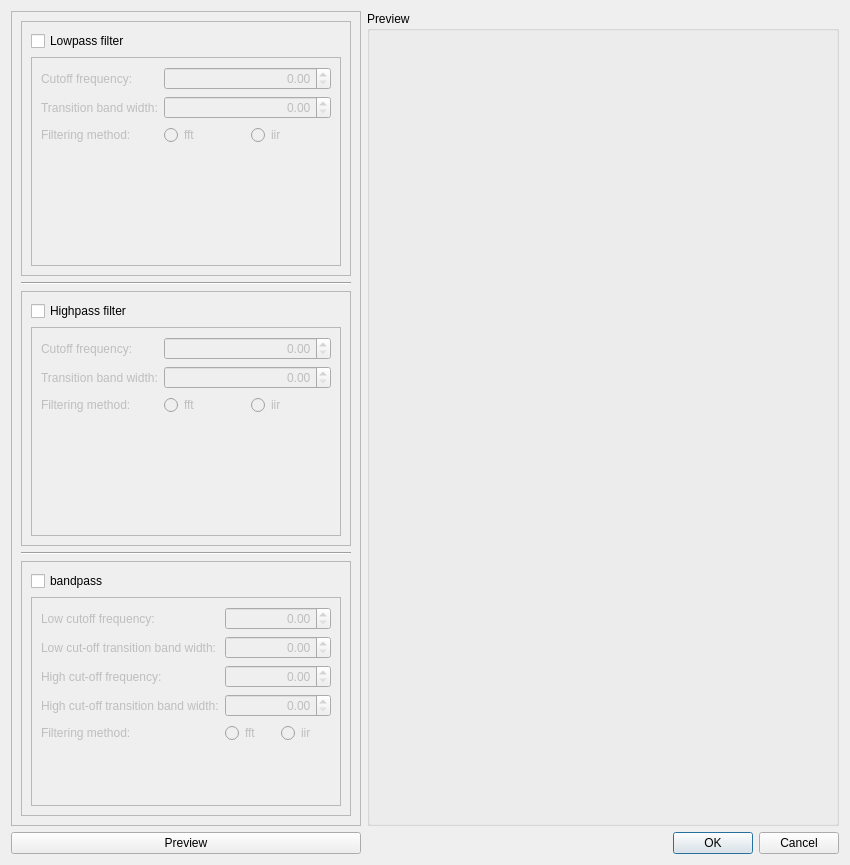
Qt form meggie/ui/qt4Designer_ui_files/filterDialog.ui (cibr-jyu/meggie) before a commit.
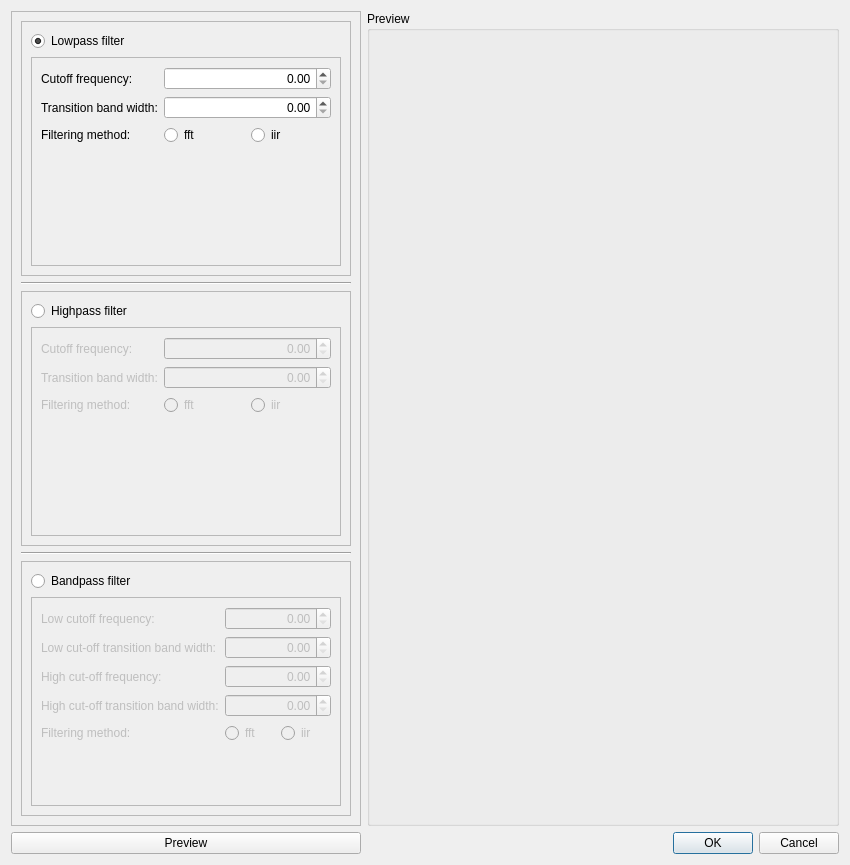
The same form after that commit. Custom widgets are drawn as their Qt base class.

```diff
--- a/meggie/ui/qt4Designer_ui_files/filterDialog.ui
+++ b/meggie/ui/qt4Designer_ui_files/filterDialog.ui
@@ -82,17 +82,10 @@
          <enum>QFrame::Raised</enum>
         </property>
         <layout class="QGridLayout" name="gridLayout_3">
-         <item row="0" column="0">
-          <widget class="QCheckBox" name="checkBoxLowpass">
-           <property name="text">
-            <string>Lowpass filter</string>
-           </property>
-          </widget>
-         </item>
          <item row="1" column="0">
           <widget class="QFrame" name="frame">
            <property name="enabled">
-            <bool>false</bool>
+            <bool>true</bool>
            </property>
            <property name="frameShape">
             <enum>QFrame::StyledPanel</enum>
@@ -163,6 +156,19 @@
            </layout>
           </widget>
          </item>
+         <item row="0" column="0">
+          <widget class="QRadioButton" name="radioButtonLowpass">
+           <property name="text">
+            <string>Lowpass filter</string>
+           </property>
+           <property name="checked">
+            <bool>true</bool>
+           </property>
+           <attribute name="buttonGroup">
+            <string notr="true">buttonGroupFilterTypes</string>
+           </attribute>
+          </widget>
+         </item>
         </layout>
        </widget>
       </item>
@@ -188,13 +194,6 @@
          <enum>QFrame::Raised</enum>
         </property>
         <layout class="QGridLayout" name="gridLayout_4">
-         <item row="0" column="0">
-          <widget class="QCheckBox" name="checkBoxHighpass">
-           <property name="text">
-            <string>Highpass filter</string>
-           </property>
-          </widget>
-         </item>
          <item row="1" column="0">
           <widget class="QFrame" name="frame_2">
            <property name="enabled">
@@ -263,6 +262,16 @@
            </layout>
           </widget>
          </item>
+         <item row="0" column="0">
+          <widget class="QRadioButton" name="radioButtonHighpass">
+           <property name="text">
+            <string>Highpass filter</string>
+           </property>
+           <attribute name="buttonGroup">
+            <string notr="true">buttonGroupFilterTypes</string>
+           </attribute>
+          </widget>
+         </item>
         </layout>
        </widget>
       </item>
@@ -282,13 +291,6 @@
          <enum>QFrame::Raised</enum>
         </property>
         <layout class="QGridLayout" name="gridLayout_5">
-         <item row="0" column="0">
-          <widget class="QCheckBox" name="checkBoxBandpass">
-           <property name="text">
-            <string>bandpass</string>
-           </property>
-          </widget>
-         </item>
          <item row="1" column="0">
           <widget class="QFrame" name="frame_3">
            <property name="enabled">
@@ -385,6 +387,16 @@
            </layout>
           </widget>
          </item>
+         <item row="0" column="0">
+          <widget class="QRadioButton" name="radioButtonBandpass">
+           <property name="text">
+            <string>Bandpass filter</string>
+           </property>
+           <attribute name="buttonGroup">
+            <string notr="true">buttonGroupFilterTypes</string>
+           </attribute>
+          </widget>
+         </item>
         </layout>
        </widget>
       </item>
```
Left out of the diff: 31 changed lines with no effect on the pictures.
